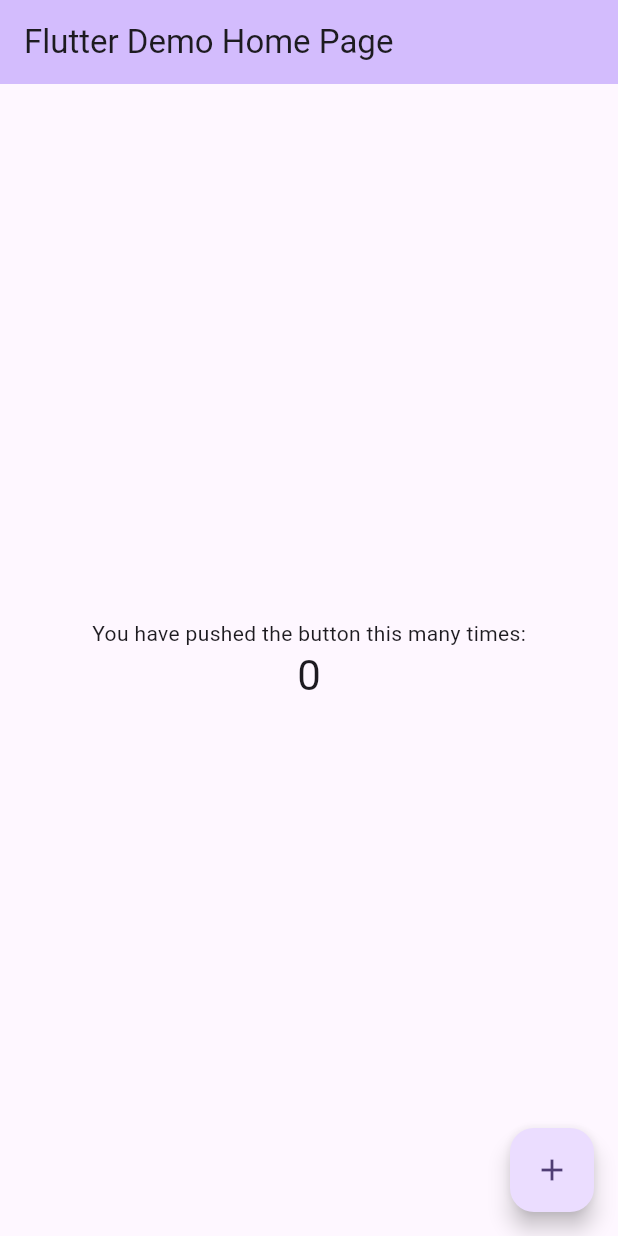
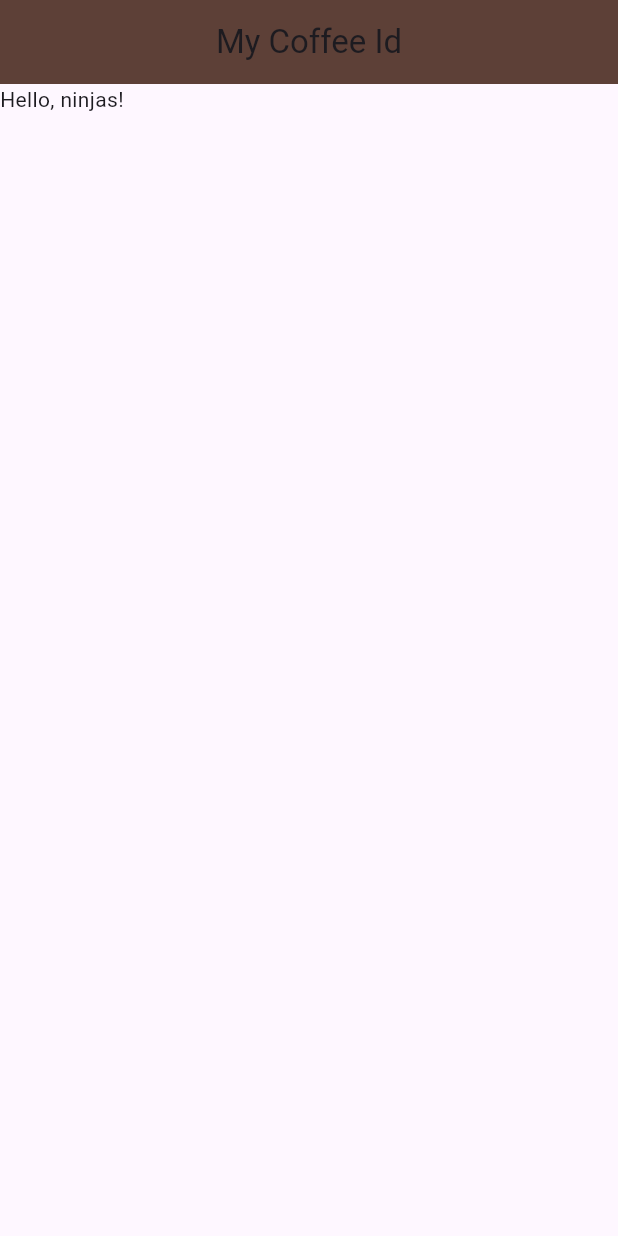
Before and after one commit to robertdrucker/Flutter-Masterclass, a Flutter app: the screen it shows after launch, on a phone screen of 412 x 824 dp. Run offline on Flutter 3.47's test engine with Material 3 defaults, Android fonts, the phone set to English and light mode, and no system bars.

Commit message:
Material App & Scaffold

```diff
--- a/lib/main.dart
+++ b/lib/main.dart
@@ -1,128 +1,26 @@
 import 'package:flutter/material.dart';
 
+// the const keyword is used to create a compile-time constant.
+// It tells the Dart compiler that the value will not change at runtime.
+// Anything with a const in front of it can be reused rather than rebuilt from scratch.
+
+/*
 void main() {
-  runApp(const MyApp()); // MyApp is the root widget
+runApp(const MaterialApp(home: Text("Hello, ninjas!")));
 }
+*/
 
-class MyApp extends StatelessWidget {
-  const MyApp({super.key});
-
-  // This widget is the root of your application.
-  @override
-  Widget build(BuildContext context) {
-    // The build method is called whenever the widget needs to be rebuilt.
-    // It is responsible for building the widget tree that represents the UI.
-    return MaterialApp(
-      // MaterialApp is a convenience widget that wraps a number of widgets that are commonly required for material design applications.
-      // It provides a number of features, such as navigation, theming, and localization.
-      debugShowCheckedModeBanner:
-          false, // Disable the debug banner in the top right
-      title: 'Flutter Demo',
-      theme: ThemeData(
-        // This is the theme of your application.
-        //
-        // TRY THIS: Try running your application with "flutter run". You'll see
-        // the application has a purple toolbar. Then, without quitting the app,
-        // try changing the seedColor in the colorScheme below to Colors.green
-        // and then invoke "hot reload" (save your changes or press the "hot
-        // reload" button in a Flutter-supported IDE, or press "r" if you used
-        // the command line to start the app).
-        //
-        // Notice that the counter didn't reset back to zero; the application
-        // state is not lost during the reload. To reset the state, use hot
-        // restart instead.
-        //
-        // This works for code too, not just values: Most code changes can be
-        // tested with just a hot reload.
-        colorScheme: ColorScheme.fromSeed(seedColor: Colors.deepPurple),
+void main() {
+  runApp(
+    MaterialApp(
+      home: Scaffold(
+        appBar: AppBar(
+          title: const Text("My Coffee Id"),
+          backgroundColor: Colors.brown[700],
+          centerTitle: true,
+        ),
+        body: const Text('Hello, ninjas!'),
       ),
-      home: const MyHomePage(title: 'Flutter Demo Home Page'),
-    );
-  }
+    ),
+  );
 }
-
-class MyHomePage extends StatefulWidget {
-  const MyHomePage({super.key, required this.title});
-
-  // This widget is the home page of your application. It is stateful, meaning
-  // that it has a State object (defined below) that contains fields that affect
-  // how it looks.
-
-  // This class is the configuration for the state. It holds the values (in this
-  // case the title) provided by the parent (in this case the App widget) and
-  // used by the build method of the State. Fields in a Widget subclass are
-  // always marked "final".
-
-  final String title;
-
-  @override
-  State<MyHomePage> createState() => _MyHomePageState();
-}
-
-class _MyHomePageState extends State<MyHomePage> {
-  int _counter = 0;
-
-  void _incrementCounter() {
-    setState(() {
-      // This call to setState tells the Flutter framework that something has
-      // changed in this State, which causes it to rerun the build method below
-      // so that the display can reflect the updated values. If we changed
-      // _counter without calling setState(), then the build method would not be
-      // called again, and so nothing would appear to happen.
-      _counter++;
-    });
-  }
-
-  @override // override is used to indicate that this method is overriding a method in the superclass
-  Widget build(BuildContext context) {
-    // This method is rerun every time setState is called, for instance as done
-    // by the _incrementCounter method above.
-    //
-    // The Flutter framework has been optimized to make rerunning build methods
-    // fast, so that you can just rebuild anything that needs updating rather
-    // than having to individually change instances of widgets.
-    return Scaffold(
-      appBar: AppBar(
-        // TRY THIS: Try changing the color here to a specific color (to
-        // Colors.amber, perhaps?) and trigger a hot reload to see the AppBar
-        // change color while the other colors stay the same.
-        backgroundColor: Theme.of(context).colorScheme.inversePrimary,
-        // Here we take the value from the MyHomePage object that was created by
-        // the App.build method, and use it to set our appbar title.
-        title: Text(widget.title),
-      ),
-      body: Center(
-        // Center is a layout widget. It takes a single child and positions it
-        // in the middle of the parent.
-        child: Column(
-          // Column is also a layout widget. It takes a list of children and
-          // arranges them vertically. By default, it sizes itself to fit its
-          // children horizontally, and tries to be as tall as its parent.
-          //
-          // Column has various properties to control how it sizes itself and
-          // how it positions its children. Here we use mainAxisAlignment to
-          // center the children vertically; the main axis here is the vertical
-          // axis because Columns are vertical (the cross axis would be
-          // horizontal).
-          //
-          // TRY THIS: Invoke "debug painting" (choose the "Toggle Debug Paint"
-          // action in the IDE, or press "p" in the console), to see the
-          // wireframe for each widget.
-          mainAxisAlignment: MainAxisAlignment.center,
-          children: <Widget>[
-            const Text('You have pushed the button this many times:'),
-            Text(
-              '$_counter',
-              style: Theme.of(context).textTheme.headlineMedium,
-            ),
-          ],
-        ),
-      ),
-      floatingActionButton: FloatingActionButton(
-        onPressed: _incrementCounter,
-        tooltip: 'Increment',
-        child: const Icon(Icons.add),
-      ), // This trailing comma makes auto-formatting nicer for build methods.
-    );
-  }
-}
```
